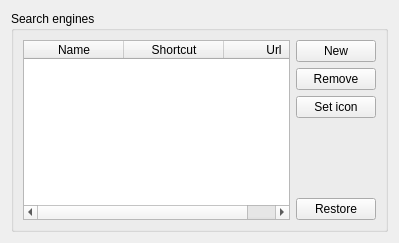
albertlauncher/albert, file src/services/websearch/websearchwidget.ui: the form before one commit.
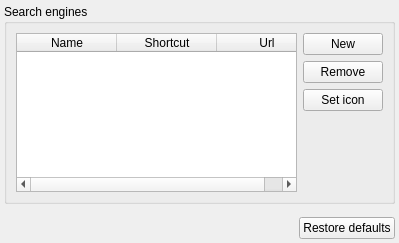
The form after the commit.

The edit to the form file:
```diff
--- a/src/services/websearch/websearchwidget.ui
+++ b/src/services/websearch/websearchwidget.ui
@@ -11,6 +11,18 @@
    </rect>
   </property>
   <layout class="QVBoxLayout" name="verticalLayout">
+   <property name="leftMargin">
+    <number>4</number>
+   </property>
+   <property name="topMargin">
+    <number>4</number>
+   </property>
+   <property name="rightMargin">
+    <number>4</number>
+   </property>
+   <property name="bottomMargin">
+    <number>4</number>
+   </property>
    <item>
     <widget class="QGroupBox" name="groupBox">
      <property name="title">
@@ -90,18 +102,48 @@
           </property>
          </spacer>
         </item>
-        <item>
-         <widget class="QPushButton" name="pushButton_defaults">
-          <property name="text">
-           <string>Restore</string>
-          </property>
-         </widget>
-        </item>
        </layout>
       </item>
      </layout>
     </widget>
    </item>
+   <item>
+    <spacer name="verticalSpacer_2">
+     <property name="orientation">
+      <enum>Qt::Vertical</enum>
+     </property>
+     <property name="sizeHint" stdset="0">
+      <size>
+       <width>20</width>
+       <height>40</height>
+      </size>
+     </property>
+    </spacer>
+   </item>
+   <item>
+    <layout class="QHBoxLayout" name="horizontalLayout_4">
+     <item>
+      <spacer name="horizontalSpacer_2">
+       <property name="orientation">
+        <enum>Qt::Horizontal</enum>
+       </property>
+       <property name="sizeHint" stdset="0">
+        <size>
+         <width>40</width>
+         <height>20</height>
+        </size>
+       </property>
+      </spacer>
+     </item>
+     <item>
+      <widget class="QPushButton" name="pushButton_defaults">
+       <property name="text">
+        <string>Restore defaults</string>
+       </property>
+      </widget>
+     </item>
+    </layout>
+   </item>
   </layout>
  </widget>
  <resources/>
```
